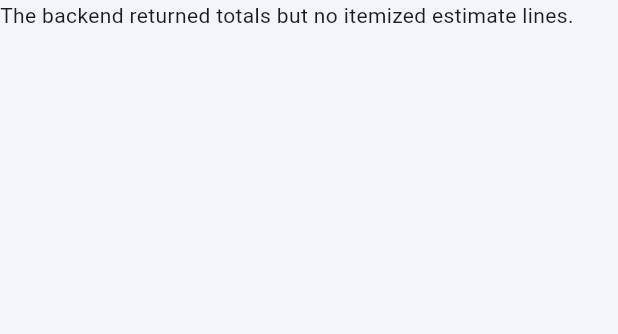
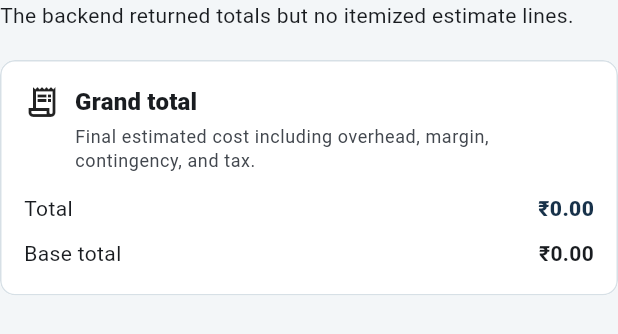
Before and after one commit to skandapypatriot/jobeval, a Flutter app: the EstimateBreakdown widget shown alone on an empty page, opened directly with empty values, on a phone screen of 412 x 824 dp. Shown: the top 334 px of the screen. Run offline on Flutter 3.47's test engine with Material 3 defaults, Android fonts, the phone set to English and light mode, and no system bars; our stand-ins replace dio, file_picker, flutter_riverpod, go_router; missing offline and left inert: google_ml_kit; network calls fail.

Commit message:
Add automatic pricing calculation to PricingScreen
- Add 'Auto-calculate estimate' button that recalculates from saved pricing
  without requiring manual re-save
- Display grand total with currency formatting (base total, subtotal before tax, tax)
- Show source indicator on line items (calculated vs override)
- Fix layout overflow in line item rows using Wrap instead of Row

```diff
--- a/frontend/lib/features/projects/pricing_screen.dart
+++ b/frontend/lib/features/projects/pricing_screen.dart
@@ -1,5 +1,6 @@
 import 'package:flutter/material.dart';
 import 'package:flutter_riverpod/flutter_riverpod.dart';
+import 'package:intl/intl.dart';
 import 'package:jobeval/core/models/json_data.dart';
 import 'package:jobeval/core/models/pricing_model.dart';
 import 'package:jobeval/core/providers.dart';
@@ -74,6 +75,14 @@ class _PricingScreenState extends ConsumerState<PricingScreen> {
                 },
                 icon: const Icon(Icons.refresh),
                 label: const Text('Refresh'),
+              ),
+              const SizedBox(width: 8),
+              FilledButton.icon(
+                onPressed: currentEstimate == null || estimate.isLoading
+                    ? null
+                    : _autoCalculateEstimate,
+                icon: const Icon(Icons.calculate),
+                label: const Text('Auto-calculate estimate'),
               ),
             ],
           ),
@@ -190,6 +199,21 @@ class _PricingScreenState extends ConsumerState<PricingScreen> {
           'The backend accepted the request but returned no saved data.');
     }
   }
+
+  Future<void> _autoCalculateEstimate() async {
+    final pricingAsync = ref.read(projectPricingProvider(widget.projectId));
+    final pricingData = pricingAsync.valueOrNull;
+    if (pricingData == null) return;
+
+    final estimate = await ref.read(apiClientProvider).postEstimate(
+          widget.projectId,
+          pricingData,
+        );
+    ref.invalidate(estimateProvider(widget.projectId));
+    if (mounted) {
+      setState(() => _estimateOverride = estimate);
+    }
+  }
 }
 
 class EstimateBreakdown extends StatelessWidget {
@@ -199,6 +223,8 @@ class EstimateBreakdown extends StatelessWidget {
 
   @override
   Widget build(BuildContext context) {
+    final currency = JsonData.text(estimate['currency'], fallback: 'INR');
+    final formatter = NumberFormat.simpleCurrency(name: currency);
     final lines = JsonData.firstMaps(estimate, const [
       'line_items',
       'items',
@@ -293,6 +319,61 @@ class EstimateBreakdown extends StatelessWidget {
               ),
             ],
           ),
+        const SizedBox(height: 20),
+        SectionCard(
+          title: 'Grand total',
+          subtitle:
+              'Final estimated cost including overhead, margin, contingency, and tax.',
+          leading: const Icon(Icons.receipt_long_outlined),
+          child: Column(
+            crossAxisAlignment: CrossAxisAlignment.start,
+            children: [
+              Row(
+                children: [
+                  Expanded(
+                    child: Text(
+                      'Total',
+                      style: Theme.of(context).textTheme.bodyMedium,
+                    ),
+                  ),
+                  const SizedBox(width: 8),
+                  Text(
+                    formatter.format(
+                      JsonData.number(
+                        estimate['total'] ?? estimate['total_cost'],
+                        fallback: 0,
+                      ),
+                    ),
+                    style: Theme.of(context).textTheme.bodyMedium?.copyWith(
+                      fontWeight: FontWeight.w800,
+                      color: Theme.of(context).colorScheme.primary,
+                    ),
+                  ),
+                ],
+              ),
+              if (estimate['base_total'] != null ||
+                  estimate['subtotal_before_tax'] != null ||
+                  estimate['tax'] != null) ...[
+                const SizedBox(height: 8),
+                _TotalBreakdownRow(
+                  label: 'Base total',
+                  value: estimate['base_total'],
+                  formatter: formatter,
+                ),
+                _TotalBreakdownRow(
+                  label: 'Subtotal before tax',
+                  value: estimate['subtotal_before_tax'],
+                  formatter: formatter,
+                ),
+                _TotalBreakdownRow(
+                  label: 'Tax',
+                  value: estimate['tax'],
+                  formatter: formatter,
+                ),
+              ],
+            ],
+          ),
+        ),
         if (warnings.isNotEmpty) ...[
           const SizedBox(height: 16),
           SectionCard(
@@ -459,31 +540,31 @@ class _LineItemRow extends StatelessWidget {
     final subtotal = JsonData.number(line['subtotal'], fallback: 0);
     final isOverride = line['is_override'] == true;
     final formula = JsonData.text(line['formula'], fallback: '');
+    final source = JsonData.text(line['source'] ?? line['calculation_method'], fallback: '');
 
     return Padding(
       padding: const EdgeInsets.symmetric(vertical: 4),
-      child: Row(
+      child: Wrap(
+        crossAxisAlignment: WrapCrossAlignment.center,
+        spacing: 8,
+        runSpacing: 6,
         children: [
-          Expanded(
-            child: Text(
-              label,
-              style: Theme.of(context).textTheme.bodyMedium,
-              overflow: TextOverflow.ellipsis,
-            ),
+          Text(
+            label,
+            style: Theme.of(context).textTheme.bodyMedium,
+            overflow: TextOverflow.ellipsis,
+            softWrap: false,
           ),
-          const SizedBox(width: 8),
           Text(
             quantity == quantity.toInt()
                 ? quantity.toInt().toString()
                 : quantity.toString(),
             style: Theme.of(context).textTheme.bodyMedium,
           ),
-          const SizedBox(width: 8),
           Text(
             rate == 0 ? '–' : rate.toStringAsFixed(2),
             style: Theme.of(context).textTheme.bodyMedium,
           ),
-          const SizedBox(width: 8),
           Text(
             subtotal.toStringAsFixed(2),
             style: Theme.of(context).textTheme.bodyMedium?.copyWith(
@@ -491,10 +572,8 @@ class _LineItemRow extends StatelessWidget {
             ),
           ),
           if (isOverride) ...[
-            const SizedBox(width: 8),
             const Icon(Icons.edit, size: 14, color: Colors.orange),
           ],
-          const SizedBox(width: 8),
           if (formula.isNotEmpty)
             Text(
               formula,
@@ -502,8 +581,62 @@ class _LineItemRow extends StatelessWidget {
                     color: Theme.of(context).colorScheme.onSurfaceVariant,
                   ),
             ),
+          if (source.isNotEmpty) ...[
+            Container(
+              padding: const EdgeInsets.symmetric(horizontal: 6, vertical: 2),
+              decoration: BoxDecoration(
+                color: Theme.of(context).colorScheme.surfaceContainerHighest,
+                borderRadius: BorderRadius.circular(4),
+              ),
+              child: Text(
+                source[0].toUpperCase() + source.substring(1),
+                style: Theme.of(context).textTheme.labelSmall?.copyWith(
+                      color: Theme.of(context).colorScheme.onSurfaceVariant,
+                      fontSize: 10,
+                    ),
+              ),
+            ),
+          ],
         ],
       ),
     );
   }
 }
+
+class _TotalBreakdownRow extends StatelessWidget {
+  final String label;
+  final dynamic value;
+  final NumberFormat formatter;
+
+  const _TotalBreakdownRow({
+    required this.label,
+    required this.value,
+    required this.formatter,
+  });
+
+  @override
+  Widget build(BuildContext context) {
+    final number = value is num ? value.toDouble() : double.tryParse(value.toString());
+    if (number == null) return const SizedBox.shrink();
+    return Padding(
+      padding: const EdgeInsets.symmetric(vertical: 2),
+      child: Row(
+        children: [
+          Expanded(
+            child: Text(
+              label,
+              style: Theme.of(context).textTheme.bodyMedium,
+            ),
+          ),
+          const SizedBox(width: 8),
+          Text(
+            formatter.format(number),
+            style: Theme.of(context).textTheme.bodyMedium?.copyWith(
+              fontWeight: FontWeight.w600,
+            ),
+          ),
+        ],
+      ),
+    );
+  }
+}
```
